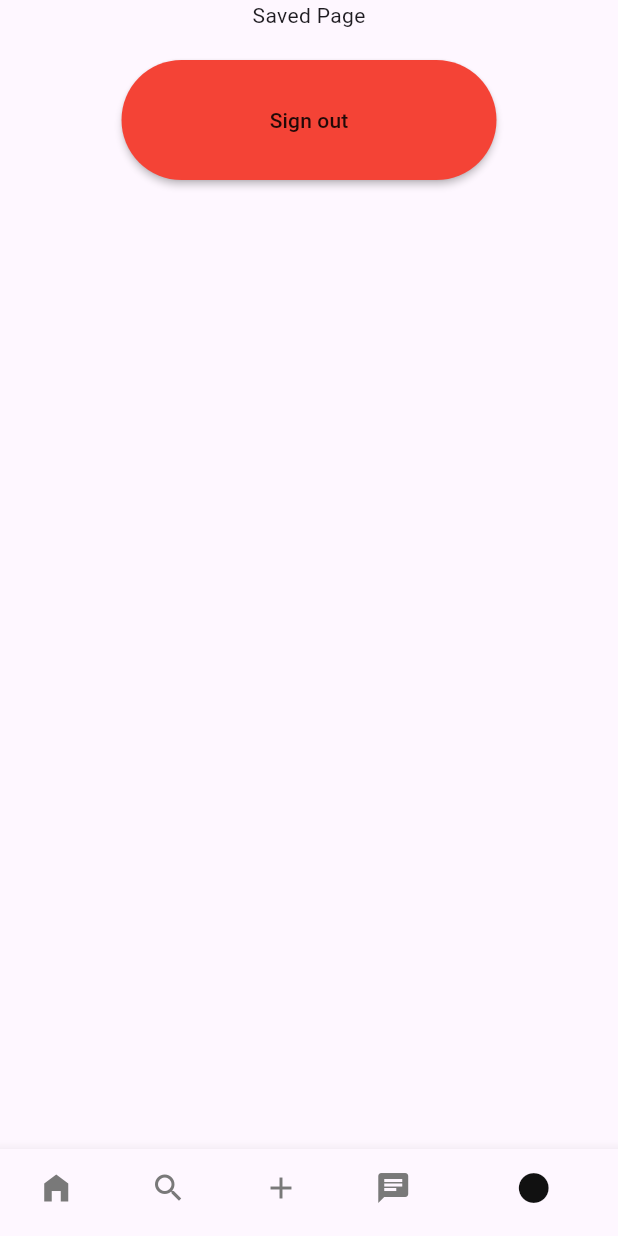
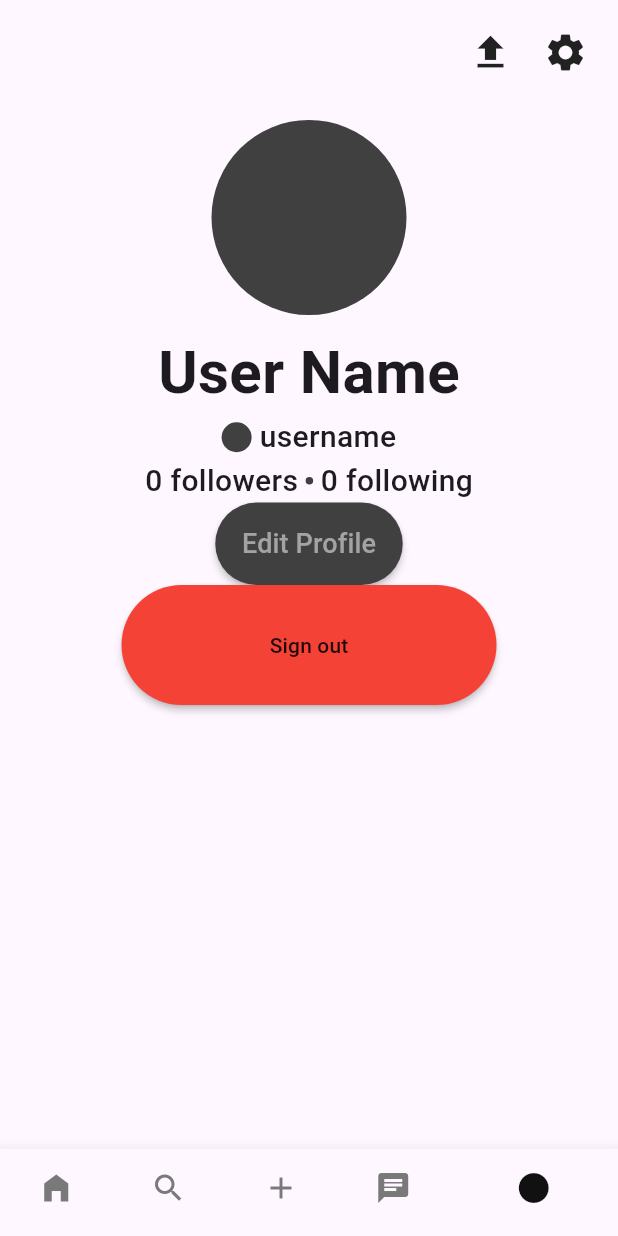
Before and after one commit to Emyeeeel/mobile-project, a Flutter app: the screen it shows once a user with an empty profile is signed in, item 5 of the bottom bar chosen, on a phone screen of 412 x 824 dp. Run offline on Flutter 3.47's test engine with Material 3 defaults, Android fonts, the phone set to English and light mode, and no system bars; our stand-ins replace cloud_firestore, firebase_auth, firebase_core, flutter_riverpod, google_fonts; accounts and stored records are empty; network calls fail.

Commit message:
started creating ui for saved page

```diff
--- a/lib/providers/user_providers.dart
+++ b/lib/providers/user_providers.dart
@@ -39,8 +39,12 @@ class UserProvider extends StateNotifier<User> {
     state = state.copyWith(selectedTopics: state.selectedTopics.where((t) => t != topic).toList());
   }
 
+  void setSelectedTopics(List<String> selectedTopics) {
+    state = state.copyWith(selectedTopics: selectedTopics);
+  }
+
   void resetUser() {
-  state = User(
+    state = state.copyWith(
       email: '',
       password: '',
       name: '',
--- a/lib/screens/main-screens/saved_page.dart
+++ b/lib/screens/main-screens/saved_page.dart
@@ -1,6 +1,8 @@
 import 'package:flutter/material.dart';
 import 'package:flutter_riverpod/flutter_riverpod.dart';
 import 'package:pinterest_clone/providers/auth_providers.dart';
+
+
 
 class SavedPage extends ConsumerWidget {
   const SavedPage({super.key});
@@ -11,8 +13,77 @@ class SavedPage extends ConsumerWidget {
     return Center(
       child: Column(
         children: [
-          const Text('Saved Page'),
           const SizedBox(height: 20,),
+          const Row(
+            children: [
+              Spacer(),
+              Icon(Icons.upload, size: 30,),
+              SizedBox(width: 20,),
+              Icon(Icons.settings, size: 30,),
+              SizedBox(width: 20,),
+            ],
+          ),
+          const SizedBox(height: 30,),
+          Container(
+            width: 130,
+            height: 130,
+            decoration: BoxDecoration(
+              borderRadius: BorderRadius.circular(100),
+              color: const Color(0xFF404040)
+            ),
+          ),
+          const SizedBox(height: 10,),
+          const Text('User Name', style: TextStyle(fontSize: 40, fontWeight: FontWeight.w600),),
+          Row(
+            children: [
+              const Spacer(),
+              Center(
+                child: Container(
+                  width: 20,
+                  height: 20,
+                  decoration: BoxDecoration(
+                    borderRadius: BorderRadius.circular(100),
+                    color: const Color(0xFF404040)
+                  ),
+                ),
+              ),
+              const Text(' username', style: TextStyle(fontSize: 20, fontWeight: FontWeight.w500),),
+              const Spacer(),
+            ],
+          ),
+          Row(
+            children: [
+              const Spacer(),
+              const Text('0 followers', style: TextStyle(fontSize: 20, fontWeight: FontWeight.w500),),
+              Padding(
+                padding: const EdgeInsets.fromLTRB(5,0,5,0),
+                child: Center(
+                  child: Container(
+                    width: 5,
+                    height: 5,
+                    decoration: BoxDecoration(
+                      borderRadius: BorderRadius.circular(100),
+                      color: const Color(0xFF404040)
+                    ),
+                  ),
+                ),
+              ),
+              const Text('0 following', style: TextStyle(fontSize: 20, fontWeight: FontWeight.w500),),
+              const Spacer(),
+            ],
+          ),
+          MaterialButton(
+            onPressed: (){
+
+            },
+            minWidth: 125,
+            height: 55,
+            shape: RoundedRectangleBorder(
+              borderRadius: BorderRadius.circular(50),
+            ),
+            color: const Color(0xFF404040),
+            child: const Text('Edit Profile', style: TextStyle(fontSize: 18, fontWeight: FontWeight.w500, color: Color(0xFFA3A3A3)),),
+          ),
           MaterialButton(
             onPressed: (){
               auth.signUserOut(context, ref);
```
Lines whose indentation alone changed are shown as unchanged.
